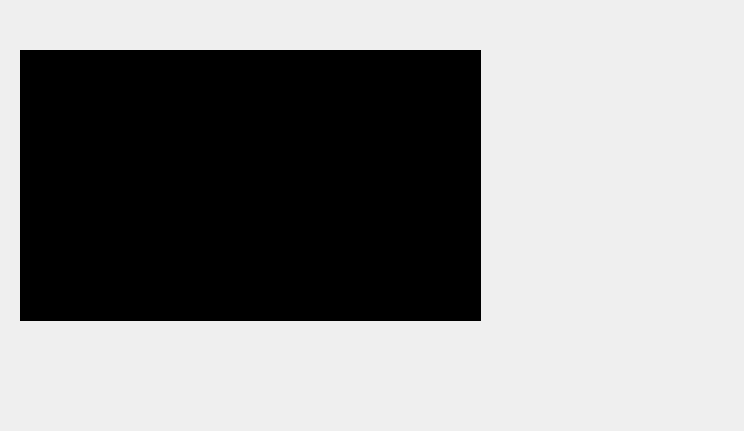
Before: the Qt Designer form soccer_window.ui in mateus558/RinoBot-System, drawn with Qt 5.
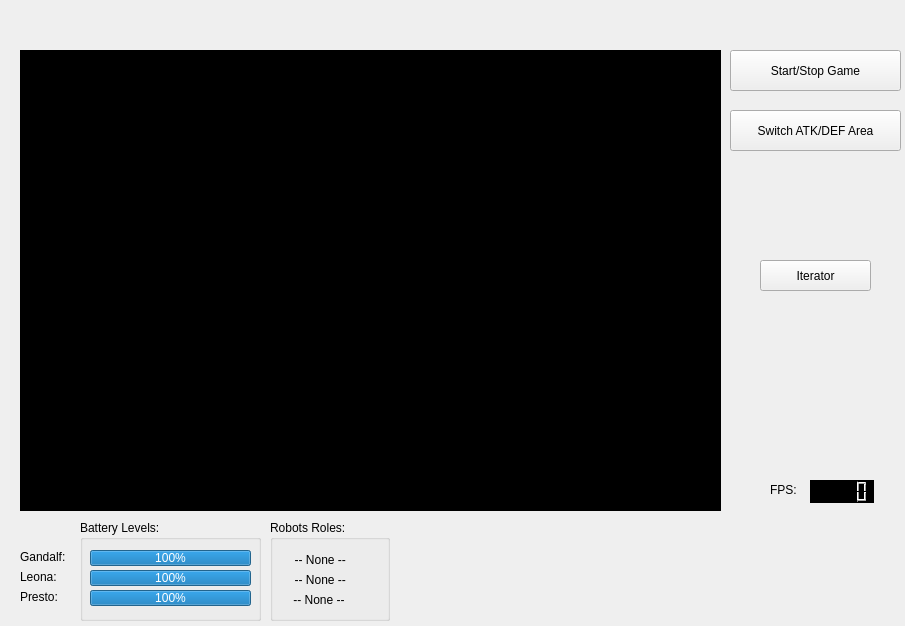
After: the same form once the commit is applied. Icons and pictures are not drawn.

Diff of the .ui file:
```diff
--- a/soccer_window.ui
+++ b/soccer_window.ui
@@ -6,20 +6,27 @@
    <rect>
     <x>0</x>
     <y>0</y>
-    <width>744</width>
-    <height>431</height>
+    <width>905</width>
+    <height>626</height>
    </rect>
   </property>
   <property name="windowTitle">
    <string>Form</string>
   </property>
-  <widget class="QLabel" name="label">
+  <property name="windowIcon">
+   <iconset>
+    <normaloff>Untitled1.png</normaloff>Untitled1.png</iconset>
+  </property>
+  <property name="layoutDirection">
+   <enum>Qt::LeftToRight</enum>
+  </property>
+  <widget class="QLabel" name="game_view">
    <property name="geometry">
     <rect>
      <x>20</x>
      <y>50</y>
-     <width>461</width>
-     <height>271</height>
+     <width>701</width>
+     <height>461</height>
     </rect>
    </property>
    <property name="styleSheet">
@@ -29,6 +36,220 @@
     <string>TextLabel</string>
    </property>
   </widget>
+  <widget class="QPushButton" name="start_game">
+   <property name="geometry">
+    <rect>
+     <x>730</x>
+     <y>50</y>
+     <width>171</width>
+     <height>41</height>
+    </rect>
+   </property>
+   <property name="text">
+    <string>Start/Stop Game</string>
+   </property>
+  </widget>
+  <widget class="QPushButton" name="switch_fields">
+   <property name="geometry">
+    <rect>
+     <x>730</x>
+     <y>110</y>
+     <width>171</width>
+     <height>41</height>
+    </rect>
+   </property>
+   <property name="text">
+    <string>Switch ATK/DEF Area</string>
+   </property>
+  </widget>
+  <widget class="QPushButton" name="iterate">
+   <property name="geometry">
+    <rect>
+     <x>760</x>
+     <y>260</y>
+     <width>111</width>
+     <height>31</height>
+    </rect>
+   </property>
+   <property name="text">
+    <string>Iterator</string>
+   </property>
+  </widget>
+  <widget class="QLCDNumber" name="fps_lcd">
+   <property name="geometry">
+    <rect>
+     <x>810</x>
+     <y>480</y>
+     <width>64</width>
+     <height>23</height>
+    </rect>
+   </property>
+   <property name="styleSheet">
+    <string notr="true">Background-color: #000;</string>
+   </property>
+  </widget>
+  <widget class="QLabel" name="fps_label">
+   <property name="geometry">
+    <rect>
+     <x>770</x>
+     <y>480</y>
+     <width>31</width>
+     <height>20</height>
+    </rect>
+   </property>
+   <property name="text">
+    <string>FPS:</string>
+   </property>
+  </widget>
+  <widget class="QGroupBox" name="battery_level_group">
+   <property name="geometry">
+    <rect>
+     <x>80</x>
+     <y>520</y>
+     <width>181</width>
+     <height>101</height>
+    </rect>
+   </property>
+   <property name="title">
+    <string>Battery Levels:</string>
+   </property>
+   <widget class="QProgressBar" name="gandalf_battery_level">
+    <property name="geometry">
+     <rect>
+      <x>10</x>
+      <y>30</y>
+      <width>161</width>
+      <height>16</height>
+     </rect>
+    </property>
+    <property name="value">
+     <number>100</number>
+    </property>
+   </widget>
+   <widget class="QProgressBar" name="leona_battery_level">
+    <property name="geometry">
+     <rect>
+      <x>10</x>
+      <y>50</y>
+      <width>161</width>
+      <height>16</height>
+     </rect>
+    </property>
+    <property name="value">
+     <number>100</number>
+    </property>
+   </widget>
+   <widget class="QProgressBar" name="presto_baterry_level">
+    <property name="geometry">
+     <rect>
+      <x>10</x>
+      <y>70</y>
+      <width>161</width>
+      <height>16</height>
+     </rect>
+    </property>
+    <property name="autoFillBackground">
+     <bool>false</bool>
+    </property>
+    <property name="styleSheet">
+     <string notr="true"/>
+    </property>
+    <property name="value">
+     <number>100</number>
+    </property>
+   </widget>
+  </widget>
+  <widget class="QGroupBox" name="robots_roles_group">
+   <property name="geometry">
+    <rect>
+     <x>270</x>
+     <y>520</y>
+     <width>120</width>
+     <height>101</height>
+    </rect>
+   </property>
+   <property name="title">
+    <string>Robots Roles:</string>
+   </property>
+   <widget class="QLabel" name="label">
+    <property name="geometry">
+     <rect>
+      <x>8</x>
+      <y>30</y>
+      <width>101</width>
+      <height>20</height>
+     </rect>
+    </property>
+    <property name="text">
+     <string>     -- None --</string>
+    </property>
+   </widget>
+   <widget class="QLabel" name="label_2">
+    <property name="geometry">
+     <rect>
+      <x>8</x>
+      <y>50</y>
+      <width>91</width>
+      <height>20</height>
+     </rect>
+    </property>
+    <property name="text">
+     <string>     -- None --</string>
+    </property>
+   </widget>
+   <widget class="QLabel" name="label_3">
+    <property name="geometry">
+     <rect>
+      <x>10</x>
+      <y>70</y>
+      <width>101</width>
+      <height>20</height>
+     </rect>
+    </property>
+    <property name="text">
+     <string>    -- None --</string>
+    </property>
+   </widget>
+  </widget>
+  <widget class="QLabel" name="gandalf_label">
+   <property name="geometry">
+    <rect>
+     <x>20</x>
+     <y>550</y>
+     <width>59</width>
+     <height>14</height>
+    </rect>
+   </property>
+   <property name="text">
+    <string>Gandalf:</string>
+   </property>
+  </widget>
+  <widget class="QLabel" name="leona_label">
+   <property name="geometry">
+    <rect>
+     <x>20</x>
+     <y>570</y>
+     <width>59</width>
+     <height>14</height>
+    </rect>
+   </property>
+   <property name="text">
+    <string>Leona:</string>
+   </property>
+  </widget>
+  <widget class="QLabel" name="presto_label">
+   <property name="geometry">
+    <rect>
+     <x>20</x>
+     <y>590</y>
+     <width>59</width>
+     <height>14</height>
+    </rect>
+   </property>
+   <property name="text">
+    <string>Presto:</string>
+   </property>
+  </widget>
  </widget>
  <resources/>
  <connections/>
```
Left out of the diff: 5 changed lines with no effect on the pictures.
